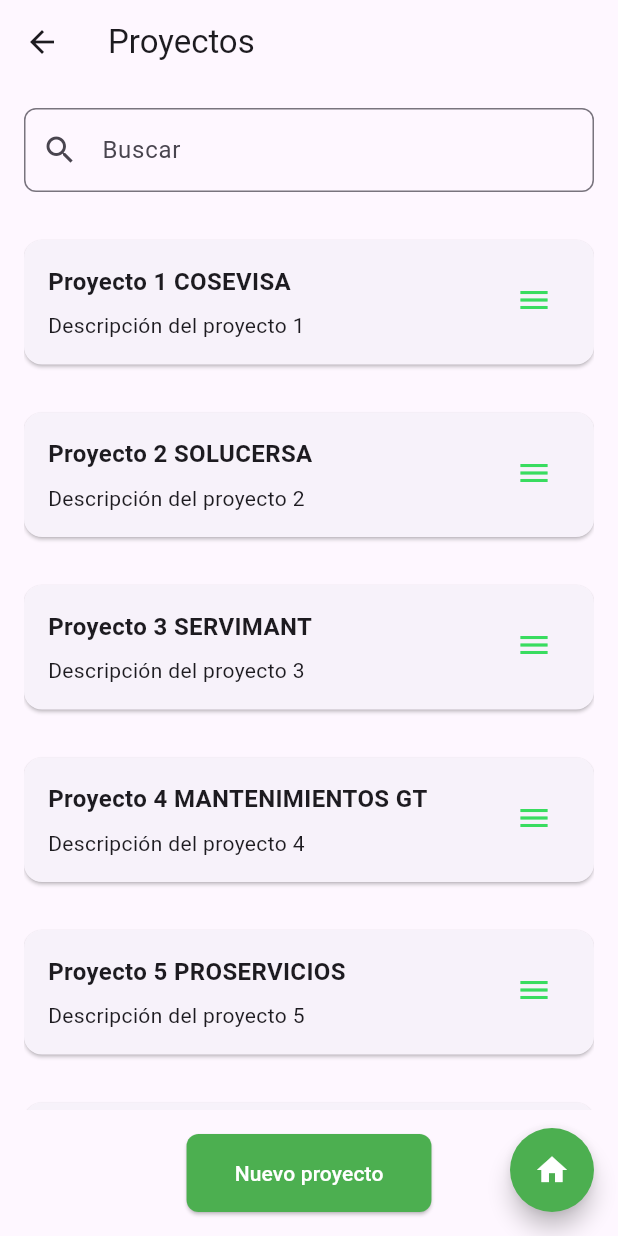
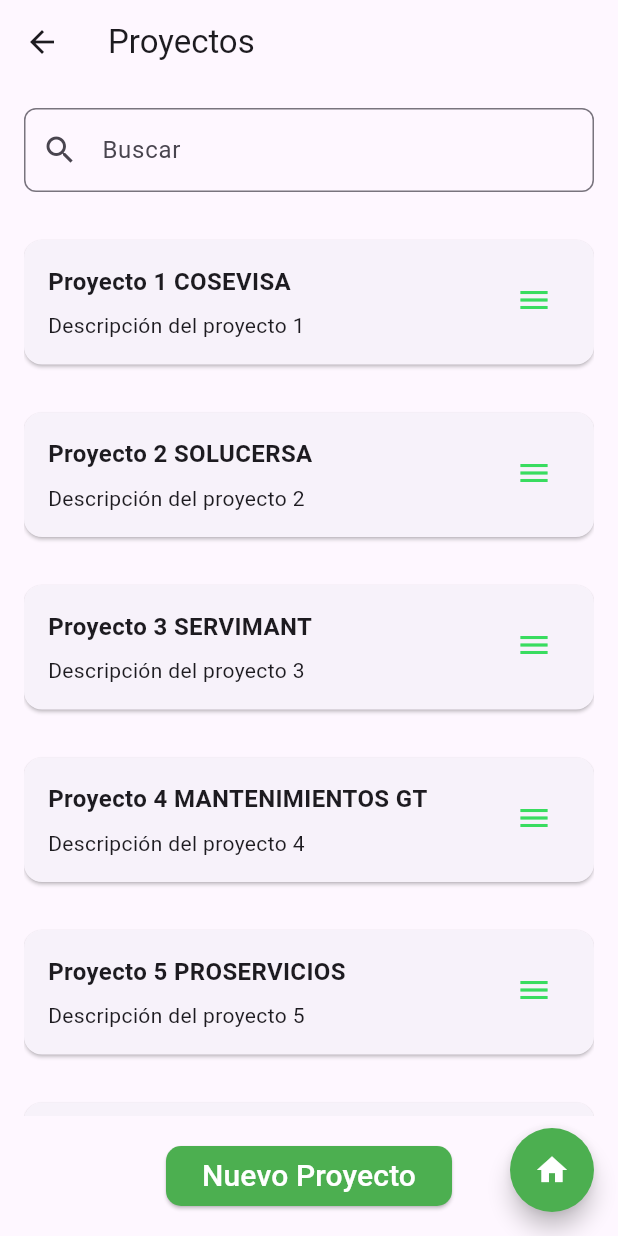
Before and after one commit to JoshuaValey/plataforma-limpia-y-verde, a Flutter app: the ProyectosScreen screen opened by its route, on a phone screen of 412 x 824 dp. Run offline on Flutter 3.47's test engine with Material 3 defaults, Android fonts, the phone set to English and light mode, and no system bars; our stand-ins replace fluttertoast.

Commit message:
Consistencia botón verde
Se crea un widget botón verde para toda la interfaz.

```diff
--- a/lib/presentation/screens/insumos_variables_screen.dart
+++ b/lib/presentation/screens/insumos_variables_screen.dart
@@ -1,5 +1,6 @@
 import 'package:flutter/material.dart';
 import 'package:plataforma_limpia_y_verde/presentation/Repository/insumo_variable.dart';
+import 'package:plataforma_limpia_y_verde/presentation/widgets/green_button.dart';
 import 'package:plataforma_limpia_y_verde/singleton.dart';
 
 class InsumosVariablesScreen extends StatefulWidget {
@@ -21,6 +22,8 @@ class _InsumosVariablesScreenState extends State<InsumosVariablesScreen> {
       appBar: AppBar(
         title: const Text('Insumos variables'),
       ),
+      floatingActionButton: GreenButton(label: 'Guardar', onPressed:(){}),
+      floatingActionButtonLocation: FloatingActionButtonLocation.centerFloat,
       body: ListView.builder(
         itemCount: insumos.length,
         itemBuilder: (context, index) {
--- a/lib/presentation/screens/proyectos_screen.dart
+++ b/lib/presentation/screens/proyectos_screen.dart
@@ -1,5 +1,6 @@
 import 'package:flutter/material.dart';
 import 'package:plataforma_limpia_y_verde/presentation/Repository/proyecto.dart';
+import 'package:plataforma_limpia_y_verde/presentation/widgets/green_button.dart';
 import 'package:plataforma_limpia_y_verde/presentation/widgets/project_card.dart';
 import 'package:plataforma_limpia_y_verde/singleton.dart';
 
@@ -11,7 +12,6 @@ class ProyectosScreen extends StatefulWidget {
 }
 
 class _ProyectosScreenState extends State<ProyectosScreen> {
-
   List<Proyecto>? filterProyectos;
 
   String query = "";
@@ -22,7 +22,7 @@ void initState() {
     filterProyectos = Singleton.instance.proyectos;
   }
 
-void updateFilter(String query){
+  void updateFilter(String query) {
     setState(() {
       this.query = query;
       filterProyectos = Singleton.instance.proyectos.where((proyecto) {
@@ -32,14 +32,10 @@ void updateFilter(String query){
     });
   }
 
-
-
-
   @override
   Widget build(BuildContext context) {
     return Scaffold(
       floatingActionButton: FloatingActionButton(
-
         onPressed: () {
           Navigator.pushNamed(context, '/main_screen');
         },
@@ -57,7 +53,7 @@ void updateFilter(String query){
           child: Column(
             children: [
               TextField(
-                onChanged:  (value) => updateFilter(value),
+                onChanged: (value) => updateFilter(value),
                 decoration: InputDecoration(
                   hintText: 'Buscar',
                   prefixIcon: const Icon(Icons.search),
@@ -68,7 +64,7 @@ void updateFilter(String query){
               ),
               const SizedBox(height: 16),
               Expanded(
-                child:  ListView.builder(
+                child: ListView.builder(
                   itemCount: filterProyectos!.length,
                   itemBuilder: (BuildContext context, int index) {
                     final proyecto = filterProyectos![index];
@@ -81,19 +77,7 @@ void updateFilter(String query){
                 ),
               ),
               const SizedBox(height: 16),
-              ElevatedButton(
-                onPressed: () {},
-                style: ElevatedButton.styleFrom(
-                  backgroundColor: Colors.green,
-                  shape: RoundedRectangleBorder(
-                    borderRadius: BorderRadius.circular(8.0),
-                  ),
-                  padding: const EdgeInsets.symmetric(
-                      horizontal: 32.0, vertical: 16.0),
-                ),
-                child: const Text('Nuevo proyecto',
-                    style: TextStyle(color: Colors.white)),
-              ),
+              GreenButton(label: 'Nuevo Proyecto', onPressed: () {})
             ],
           ),
         ),
--- /dev/null
+++ b/lib/presentation/widgets/green_button.dart
@@ -0,0 +1,25 @@
+import 'package:flutter/material.dart';
+
+class GreenButton extends StatelessWidget {
+  final String label;
+  final VoidCallback onPressed;
+
+  const GreenButton({super.key, required this.label, required this.onPressed});
+
+  @override
+  Widget build(BuildContext context) {
+    return ElevatedButton(
+      style: ElevatedButton.styleFrom(
+        backgroundColor: Colors.green,
+        shape: RoundedRectangleBorder(
+          borderRadius: BorderRadius.circular(10.0),
+        ),
+      ),
+      onPressed: onPressed,
+      child: Text(
+        label,
+        style: const TextStyle(fontSize: 20, color: Colors.white),
+      ),
+    );
+  }
+}
```
Also changed, not shown: lib/presentation/screens/asisitencia_screen.dart (+3 -8 lines), lib/presentation/screens/insumos_id_screen.dart (+5 -10 lines), lib/presentation/screens/login_screen.dart (+8 -14 lines). Lines whose indentation alone changed are shown as unchanged.
